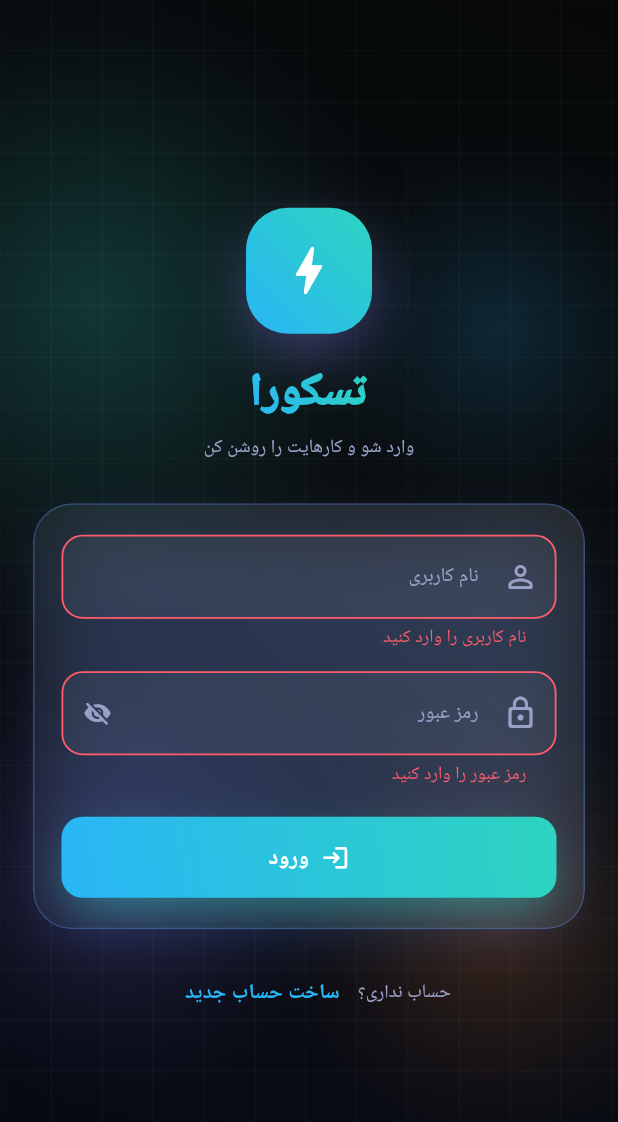
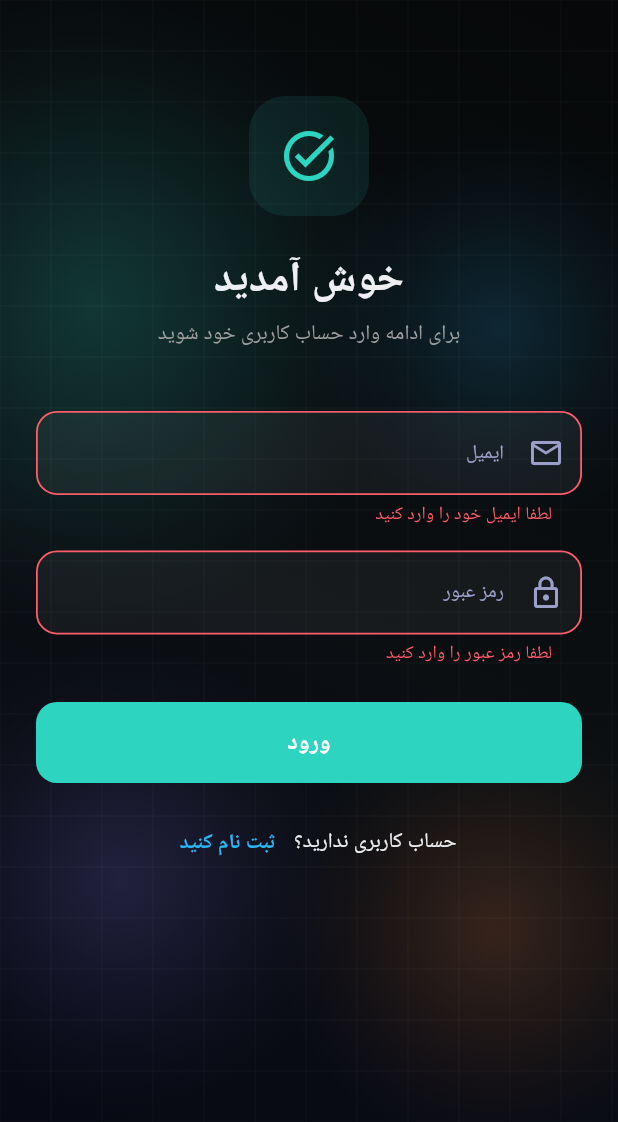
Before and after one commit to Ramanmg90/taskora-app, a Flutter app: the screen it shows after launch, after a tap on "ورود", on a phone screen of 412 x 824 dp. Shown: the top 1122 px of the screen. Run offline on Flutter 3.47's test engine with Material 3 defaults, Android fonts, the phone set to English and light mode, and no system bars; our stand-ins replace flutter_local_notifications, shared_preferences, sqflite, timezone; accounts and stored records are empty; Roboto replaces fonts that are missing (Vazirmatn).

Commit message:
Update login_screen.dart

```diff
--- a/lib/screens/auth/login_screen.dart
+++ b/lib/screens/auth/login_screen.dart
@@ -2,10 +2,6 @@ import 'package:flutter/material.dart';
 import 'package:provider/provider.dart';
 import '../../providers/auth_provider.dart';
 import '../../theme/app_theme.dart';
-import '../../widgets/neon/glass.dart';
-import '../../widgets/neon/motion.dart';
-import '../../widgets/neon/neon_button.dart';
-import 'register_screen.dart';
 
 class LoginScreen extends StatefulWidget {
   const LoginScreen({super.key});
@@ -15,221 +11,123 @@ class LoginScreen extends StatefulWidget {
 }
 
 class _LoginScreenState extends State<LoginScreen> {
+  final _emailController = TextEditingController();
+  final _passwordController = TextEditingController();
   final _formKey = GlobalKey<FormState>();
-  final _usernameCtrl = TextEditingController();
-  final _passwordCtrl = TextEditingController();
-  bool _loading = false;
-  String? _error;
-  bool _obscure = true;
-
-  @override
-  void dispose() {
-    _usernameCtrl.dispose();
-    _passwordCtrl.dispose();
-    super.dispose();
-  }
-
-  Future<void> _submit() async {
-    if (!_formKey.currentState!.validate()) return;
-    setState(() {
-      _loading = true;
-      _error = null;
-    });
-    try {
-      await context
-          .read<AuthProvider>()
-          .login(_usernameCtrl.text, _passwordCtrl.text);
-    } catch (e) {
-      setState(() => _error = _clean(e));
-    } finally {
-      if (mounted) setState(() => _loading = false);
-    }
-  }
-
-  String _clean(Object e) =>
-      e.toString().replaceFirst('Exception: ', '').trim();
 
   @override
   Widget build(BuildContext context) {
-    final t = NeonTokens.of(context);
-
     return Scaffold(
-      backgroundColor: Colors.transparent,
       body: SafeArea(
-        child: Center(
         child: SingleChildScrollView(
-            physics: const BouncingScrollPhysics(),
-            padding: const EdgeInsets.symmetric(horizontal: 22, vertical: 28),
-            child: Column(
-              crossAxisAlignment: CrossAxisAlignment.stretch,
-              children: [
-                FadeSlideIn(
-                  child: Column(
-                    children: [
-                      Container(
-                        width: 84,
-                        height: 84,
-                        decoration: BoxDecoration(
-                          gradient: NeonPalette.brand,
-                          borderRadius: BorderRadius.circular(28),
-                          boxShadow: [
-                            BoxShadow(
-                              color: NeonPalette.violet.withOpacity(0.45),
-                              blurRadius: 36,
-                              spreadRadius: -4,
-                              offset: const Offset(0, 14),
-                            ),
-                          ],
-                        ),
-                        child: const Icon(
-                          Icons.bolt_rounded,
-                          color: Colors.white,
-                          size: 42,
-                        ),
-                      ),
-                      const SizedBox(height: 18),
-                      ShaderMask(
-                        shaderCallback: (r) =>
-                            NeonPalette.brand.createShader(r),
-                        child: const Text(
-                          'تسکورا',
-                          textAlign: TextAlign.center,
-                          style: TextStyle(
-                            fontSize: 30,
-                            fontWeight: FontWeight.w900,
-                            color: Colors.white,
-                          ),
-                        ),
-                      ),
-                      const SizedBox(height: 6),
-                      Text(
-                        'وارد شو و کارهایت را روشن کن',
-                        textAlign: TextAlign.center,
-                        style: TextStyle(color: t.inkMuted, fontSize: 12.5),
-                      ),
-                    ],
-                  ),
-                ),
-                const SizedBox(height: 28),
-                FadeSlideIn(
-                  delayMs: 120,
-                  child: GlassCard(
-                    radius: AppRadius.lg,
-                    glow: NeonPalette.indigo,
-                    glowOpacity: 0.20,
-                    padding: const EdgeInsets.fromLTRB(18, 20, 18, 20),
+          padding: const EdgeInsets.all(24.0),
           child: Form(
             key: _formKey,
             child: Column(
               crossAxisAlignment: CrossAxisAlignment.stretch,
               children: [
-                          TextFormField(
-                            controller: _usernameCtrl,
-                            textInputAction: TextInputAction.next,
-                            decoration: const InputDecoration(
-                              labelText: 'نام کاربری',
-                              prefixIcon: Icon(Icons.person_outline_rounded),
+                const SizedBox(height: 40),
+                // Logo or Icon
+                Center(
+                  child: Container(
+                    width: 80,
+                    height: 80,
+                    decoration: BoxDecoration(
+                      color: AppTheme.primary.withOpacity(0.1),
+                      borderRadius: BorderRadius.circular(24),
                     ),
-                            validator: (v) => (v == null || v.trim().isEmpty)
-                                ? 'نام کاربری را وارد کنید'
-                                : null,
-                          ),
-                          const SizedBox(height: 14),
-                          TextFormField(
-                            controller: _passwordCtrl,
-                            obscureText: _obscure,
-                            decoration: InputDecoration(
-                              labelText: 'رمز عبور',
-                              prefixIcon:
-                                  const Icon(Icons.lock_outline_rounded),
-                              suffixIcon: IconButton(
-                                icon: Icon(
-                                  _obscure
-                                      ? Icons.visibility_off_rounded
-                                      : Icons.visibility_rounded,
-                                  size: 19,
-                                ),
-                                onPressed: () =>
-                                    setState(() => _obscure = !_obscure),
-                              ),
-                            ),
-                            validator: (v) => (v == null || v.isEmpty)
-                                ? 'رمز عبور را وارد کنید'
-                                : null,
-                            onFieldSubmitted: (_) => _submit(),
-                          ),
-                          AnimatedSize(
-                            duration: const Duration(milliseconds: 220),
-                            child: _error == null
-                                ? const SizedBox(height: 0, width: double.infinity)
-                                : Padding(
-                                    padding: const EdgeInsets.only(top: 12),
-                                    child: Container(
-                                      padding: const EdgeInsets.symmetric(
-                                        horizontal: 12,
-                                        vertical: 10,
-                                      ),
-                                      decoration: BoxDecoration(
-                                        color: NeonPalette.rose
-                                            .withOpacity(0.12),
-                                        borderRadius:
-                                            BorderRadius.circular(AppRadius.xs),
-                                        border: Border.all(
-                                          color: NeonPalette.rose
-                                              .withOpacity(0.4),
-                                        ),
-                                      ),
-                                      child: Row(
-                                        children: [
-                                          const Icon(
-                                            Icons.error_outline_rounded,
-                                            color: NeonPalette.rose,
-                                            size: 16,
-                                          ),
-                                          const SizedBox(width: 8),
-                                          Expanded(
-                                            child: Text(
-                                              _error!,
-                                              style: const TextStyle(
-                                                color: NeonPalette.rose,
-                                                fontSize: 12,
+                    child: const Icon(
+                      Icons.task_alt,
+                      size: 40,
+                      color: AppTheme.primary,
                     ),
                   ),
                 ),
-                                        ],
+                const SizedBox(height: 24),
+                Text(
+                  'خوش آمدید',
+                  textAlign: TextAlign.center,
+                  style: Theme.of(context).textTheme.headlineMedium?.copyWith(
+                        fontWeight: FontWeight.bold,
                       ),
                 ),
+                const SizedBox(height: 8),
+                Text(
+                  'برای ادامه وارد حساب کاربری خود شوید',
+                  textAlign: TextAlign.center,
+                  style: Theme.of(context).textTheme.bodyMedium?.copyWith(
+                        color: Colors.grey,
                       ),
                 ),
-                          const SizedBox(height: 20),
-                          NeonButton(
-                            label: 'ورود',
-                            icon: Icons.login_rounded,
-                            loading: _loading,
-                            onPressed: _submit,
+                const SizedBox(height: 40),
+                TextFormField(
+                  controller: _emailController,
+                  keyboardType: TextInputType.emailAddress,
+                  decoration: const InputDecoration(
+                    labelText: 'ایمیل',
+                    prefixIcon: Icon(Icons.email_outlined),
+                  ),
+                  validator: (value) {
+                    if (value == null || value.isEmpty) {
+                      return 'لطفا ایمیل خود را وارد کنید';
+                    }
+                    return null;
+                  },
+                ),
+                const SizedBox(height: 16),
+                TextFormField(
+                  controller: _passwordController,
+                  obscureText: true,
+                  decoration: const InputDecoration(
+                    labelText: 'رمز عبور',
+                    prefixIcon: Icon(Icons.lock_outline),
+                  ),
+                  validator: (value) {
+                    if (value == null || value.isEmpty) {
+                      return 'لطفا رمز عبور را وارد کنید';
+                    }
+                    return null;
+                  },
+                ),
+                const SizedBox(height: 24),
+                ElevatedButton(
+                  onPressed: () async {
+                    if (_formKey.currentState!.validate()) {
+                      final success = await context.read<AuthProvider>().login(
+                            _emailController.text,
+                            _passwordController.text,
+                          );
+                      if (success && mounted) {
+                        Navigator.pushReplacementNamed(context, '/tasks');
+                      }
+                    }
+                  },
+                  style: ElevatedButton.styleFrom(
+                    backgroundColor: AppTheme.primary,
+                    foregroundColor: Colors.white,
+                    padding: const EdgeInsets.symmetric(vertical: 16),
+                    shape: RoundedRectangleBorder(
+                      borderRadius: BorderRadius.circular(14),
+                    ),
+                    elevation: 0,
+                  ),
+                  child: const Text(
+                    'ورود',
+                    style: TextStyle(fontSize: 16, fontWeight: FontWeight.bold),
+                  ),
+                ),
+                const SizedBox(height: 16),
+                Row(
+                  mainAxisAlignment: MainAxisAlignment.center,
+                  children: [
+                    const Text('حساب کاربری ندارید؟'),
+                    TextButton(
+                      onPressed: () {
+                        Navigator.pushNamed(context, '/register');
+                      },
+                      child: const Text('ثبت نام کنید'),
                     ),
                   ],
-                      ),
-                    ),
-                  ),
-                ),
-                const SizedBox(height: 18),
-                FadeSlideIn(
-                  delayMs: 220,
-                  child: Row(
-                    mainAxisAlignment: MainAxisAlignment.center,
-                    children: [
-                      Text(
-                        'حساب نداری؟',
-                        style: TextStyle(color: t.inkMuted, fontSize: 12.5),
-                      ),
-                      TextButton(
-                        onPressed: () => Navigator.of(context)
-                            .push(neonRoute(const RegisterScreen())),
-                        child: const Text('ساخت حساب جدید'),
-                      ),
-                    ],
-                  ),
                 ),
               ],
             ),
```
Lines whose indentation alone changed are shown as unchanged.
